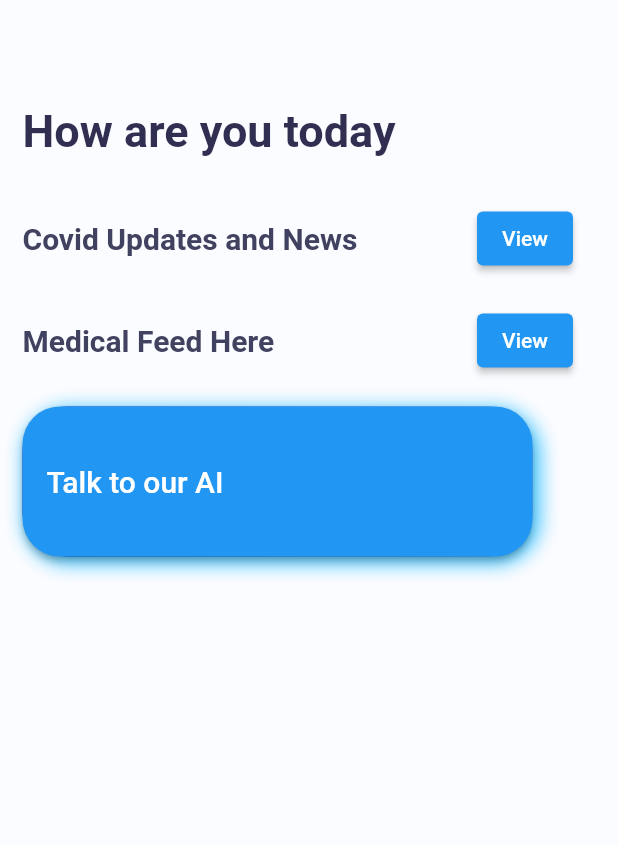
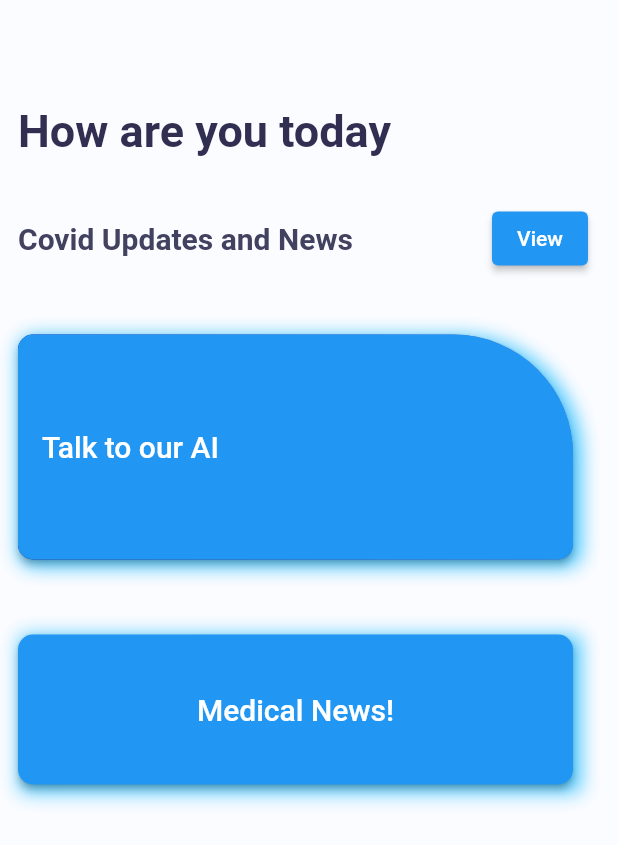
Before and after one commit to Sraghav63/doc_bot, a Flutter app: the screen it shows after launch, on a phone screen of 412 x 824 dp. Shown: the top 845 px of the screen. Run offline on Flutter 3.47's test engine with Material 2 defaults, Android fonts, the phone set to English and light mode, and no system bars; our stand-ins replace get, webview_flutter; key blocks and very long unbroken strings in the code were emptied for the run.

Commit message:
ui improvement and bug fixes

```diff
--- a/lib/home_page.dart
+++ b/lib/home_page.dart
@@ -5,7 +5,6 @@ import 'colors.dart' as color;
 import 'package:doc_bot/covid_Page.dart';
 import 'package:doc_bot/medicalnews_Page.dart';
 import 'package:get/get.dart';
-
 
 class HomePage extends StatefulWidget {
   const HomePage({Key? key}) : super(key: key);
@@ -20,7 +19,7 @@ class _HomePageState extends State<HomePage> {
     return Scaffold(
       backgroundColor: color.AppColor.homePageBackground,
       body: Container(
-        padding: const EdgeInsets.only(top: 70, left: 15, right: 30),
+        padding: const EdgeInsets.only(top: 70, left: 12, right: 20),
         child: Column(
           children: [
             Row(
@@ -62,37 +61,14 @@ class _HomePageState extends State<HomePage> {
             SizedBox(
               height: 20,
             ),
-            Row(
-              children: [
-                Text(
-                  "Medical Feed Here",
-                  style: TextStyle(
-                      fontSize: 20,
-                      color: color.AppColor.homePageSubtitle,
-                      fontWeight: FontWeight.w700),
-                ),
-                Expanded(child: Container()),
-                SizedBox(
-                  width: 5,
-                ),
-                ElevatedButton(
-                  onPressed: () {
-                    Navigator.push(context,
-                        MaterialPageRoute(builder: (context) => medicalnewsPage()));
-                  },
-                  child: Text('View'),
-                )
-              ],
-            ),
             SizedBox(
               height: 20,
             ),
             Row(
               children: [
                 Container(
-                  width: 340,
-                  height: 100,
-
+                  width: 370,
+                  height: 150,
                   decoration: BoxDecoration(
                       boxShadow: [
                         BoxShadow(
@@ -106,7 +82,11 @@ class _HomePageState extends State<HomePage> {
                         color.AppColor.gradientFirst,
                         color.AppColor.gradientSecond
                       ]),
-                      borderRadius: BorderRadius.circular(30)),
+                      borderRadius: BorderRadius.only(
+                          topLeft: Radius.circular(10),
+                          bottomLeft: Radius.circular(10),
+                          bottomRight: Radius.circular(10),
+                          topRight: Radius.circular(80))),
                   child: ElevatedButton(
                       onPressed: () {
                         Navigator.push(
@@ -118,7 +98,11 @@ class _HomePageState extends State<HomePage> {
                           shape:
                           MaterialStateProperty.all<RoundedRectangleBorder>(
                               RoundedRectangleBorder(
-                                borderRadius: BorderRadius.circular(25.0),
+                                borderRadius: BorderRadius.only(
+                                    topLeft: Radius.circular(10),
+                                    bottomLeft: Radius.circular(10),
+                                    bottomRight: Radius.circular(10),
+                                    topRight: Radius.circular(80)),
                               ))),
                       child: Row(children: [
                         Text(
@@ -132,6 +116,43 @@ class _HomePageState extends State<HomePage> {
                 ),
               ],
             ),
+            SizedBox(
+              height: 50,
+            ),
+            Row(
+              children: [
+                Container(
+                  width: 370,
+                  height: 100,
+                  decoration: BoxDecoration(boxShadow: [
+                    BoxShadow(
+                      color: Colors.lightBlueAccent,
+                      offset: const Offset(3.0, 3.0),
+                      blurRadius: 10,
+                      spreadRadius: 2.0,
+                    )
+                  ]),
+                  child: ElevatedButton(
+                    style: ButtonStyle(
+                        shape:
+                        MaterialStateProperty.all<RoundedRectangleBorder>(
+                            RoundedRectangleBorder(
+                                borderRadius:
+                                BorderRadius.circular(10.0)))),
+                    onPressed: () {
+                      Navigator.push(
+                          context,
+                          MaterialPageRoute(
+                              builder: (context) => medicalnewsPage()));
+                    },
+                    child: Text(
+                      'Medical News!',
+                      style: TextStyle(fontSize: 20),
+                    ),
+                  ),
+                )
+              ],
+            ),
           ],
         ),
       ),
```
Also changed, not shown: 2 other files.
